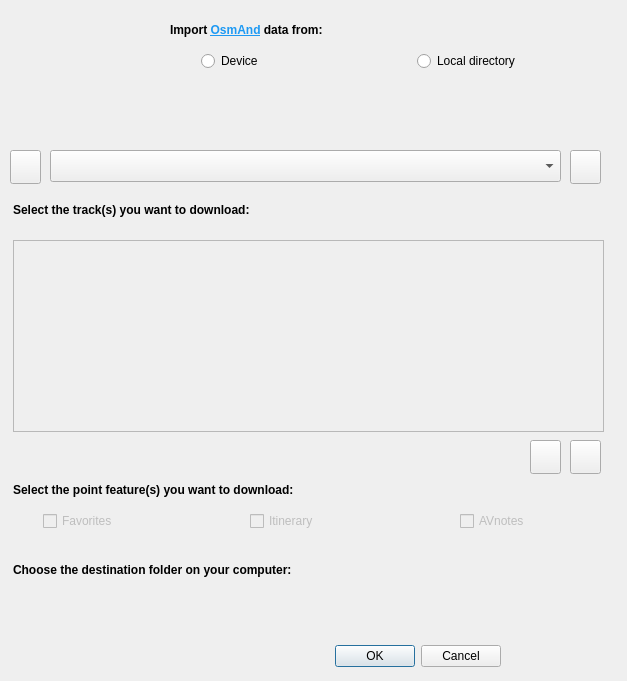
The window that OsmAnd_bridge_import_dialog.ui (sylsta/OsmAnd_bridge) describes before a commit, drawn with Qt 5.
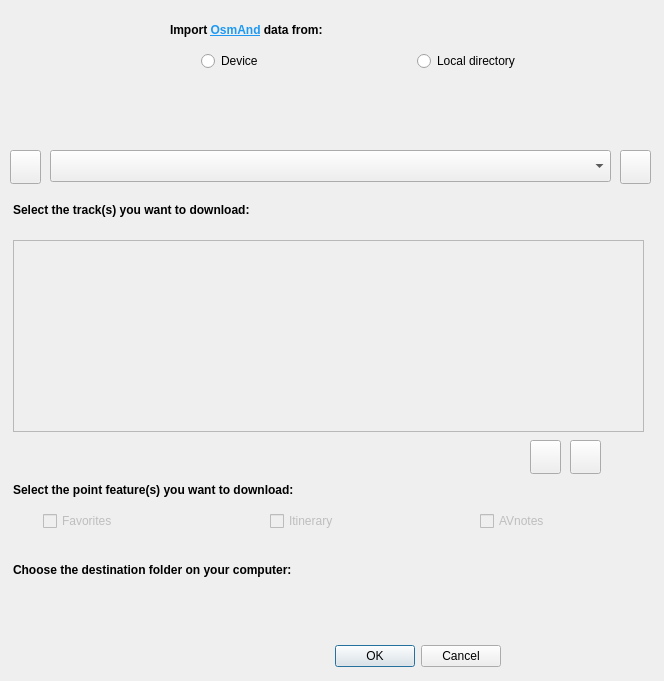
The same window after the commit. Icons and pictures are not drawn. Custom widgets are drawn as their Qt base class.

Commit message: Update UI for larger labels

```diff
--- a/OsmAnd_bridge_import_dialog.ui
+++ b/OsmAnd_bridge_import_dialog.ui
@@ -9,7 +9,7 @@
    <rect>
     <x>0</x>
     <y>0</y>
-    <width>627</width>
+    <width>664</width>
     <height>681</height>
    </rect>
   </property>
@@ -46,7 +46,7 @@
     <rect>
      <x>13</x>
      <y>240</y>
-     <width>591</width>
+     <width>631</width>
      <height>192</height>
     </rect>
    </property>
@@ -68,7 +68,7 @@
     <rect>
      <x>13</x>
      <y>150</y>
-     <width>591</width>
+     <width>641</width>
      <height>34</height>
     </rect>
    </property>
@@ -106,7 +106,7 @@
     <rect>
      <x>43</x>
      <y>510</y>
-     <width>88</width>
+     <width>201</width>
      <height>22</height>
     </rect>
    </property>
@@ -126,9 +126,9 @@
    </property>
    <property name="geometry">
     <rect>
-     <x>250</x>
+     <x>270</x>
      <y>510</y>
-     <width>88</width>
+     <width>181</width>
      <height>22</height>
     </rect>
    </property>
@@ -145,9 +145,9 @@
    </property>
    <property name="geometry">
     <rect>
-     <x>460</x>
+     <x>480</x>
      <y>510</y>
-     <width>88</width>
+     <width>161</width>
      <height>22</height>
     </rect>
    </property>
@@ -163,7 +163,7 @@
     <rect>
      <x>13</x>
      <y>100</y>
-     <width>591</width>
+     <width>631</width>
      <height>41</height>
     </rect>
    </property>
@@ -336,7 +336,7 @@
     <rect>
      <x>50</x>
      <y>150</y>
-     <width>511</width>
+     <width>561</width>
      <height>32</height>
     </rect>
    </property>
@@ -344,7 +344,7 @@
   <widget class="QPushButton" name="qbGoMTP">
    <property name="geometry">
     <rect>
-     <x>570</x>
+     <x>620</x>
      <y>150</y>
      <width>31</width>
      <height>34</height>
```
The commit also changes 1 other file.
